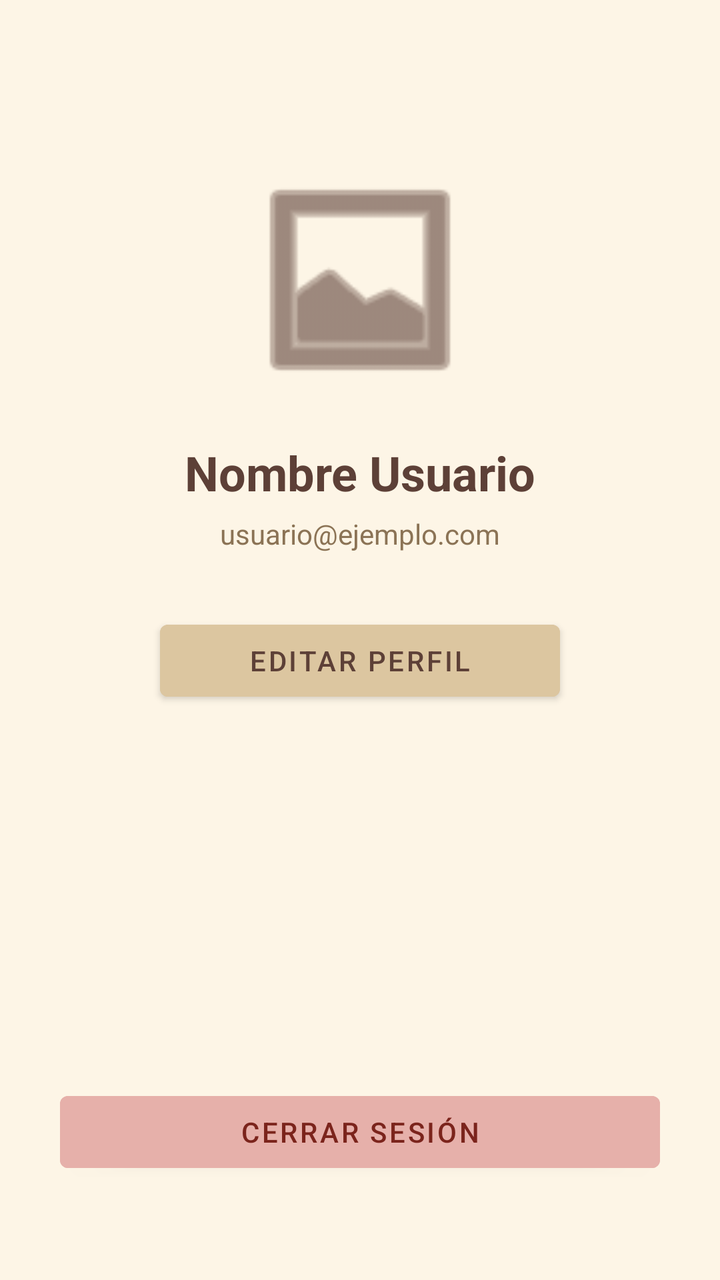
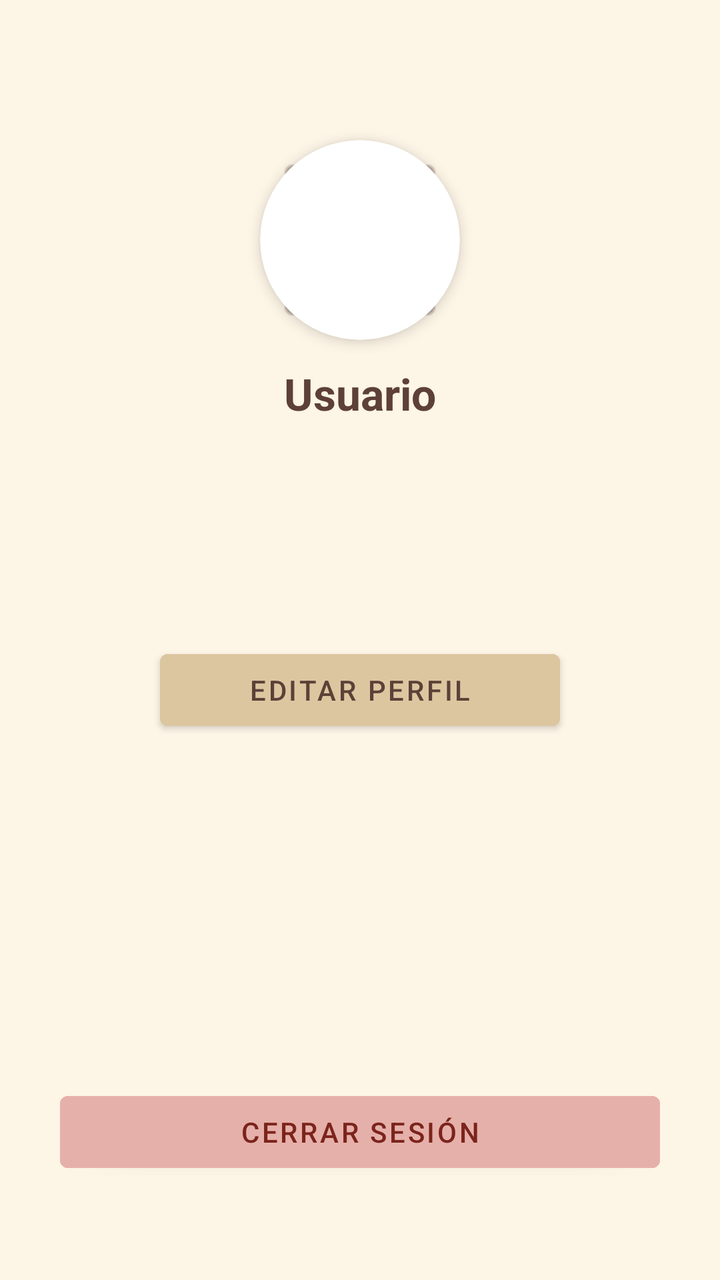

Compare the two renders of this Android layout. The source of the first and the diff that turns it into the second are given below.
<!-- AndroidManifest.xml: application theme Theme.TFG_2025 -->
<!-- res/layout/fragment_perfil.xml -->
<?xml version="1.0" encoding="utf-8"?>
<androidx.constraintlayout.widget.ConstraintLayout
    xmlns:android="http://schemas.android.com/apk/res/android"
    xmlns:app="http://schemas.android.com/apk/res-auto"
    android:layout_width="match_parent"
    android:layout_height="match_parent"
    android:background="#FDF5E6"
    android:padding="30dp">

    <ImageView
        android:id="@+id/img_perfil_avatar"
        android:layout_width="120dp"
        android:layout_height="120dp"
        android:layout_marginTop="50dp"
        android:src="@android:drawable/ic_menu_gallery"
        app:layout_constraintEnd_toEndOf="parent"
        app:layout_constraintStart_toStartOf="parent"
        app:layout_constraintTop_toTopOf="parent"
        app:tint="#5D4037" />

    <TextView
        android:id="@+id/nombre_usuario"
        android:layout_width="wrap_content"
        android:layout_height="wrap_content"
        android:layout_marginTop="20dp"
        android:text="Nombre Usuario"
        android:textSize="24sp"
        android:textStyle="bold"
        android:textColor="#5D4037"
        app:layout_constraintEnd_toEndOf="parent"
        app:layout_constraintStart_toStartOf="parent"
        app:layout_constraintTop_toBottomOf="@id/img_perfil_avatar" />

    <TextView
        android:id="@+id/tv_correo_perfil"
        android:layout_width="wrap_content"
        android:layout_height="wrap_content"
        android:layout_marginTop="5dp"
        android:text="usuario@ejemplo.com"
        android:textColor="#8B7355"
        app:layout_constraintEnd_toEndOf="parent"
        app:layout_constraintStart_toStartOf="parent"
        app:layout_constraintTop_toBottomOf="@id/nombre_usuario" />

    <Button
        android:id="@+id/boton_editar_perfil"
        android:layout_width="200dp"
        android:layout_height="wrap_content"
        android:layout_marginTop="30dp"
        android:backgroundTint="#DCC6A0"
        android:text="EDITAR PERFIL"
        android:textColor="#5D4037"
        app:layout_constraintEnd_toEndOf="parent"
        app:layout_constraintStart_toStartOf="parent"
        app:layout_constraintTop_toBottomOf="@id/tv_correo_perfil" />

    <Button
        android:id="@+id/boton_cerrar_sesion"
        android:layout_width="match_parent"
        android:layout_height="wrap_content"
        android:layout_marginBottom="20dp"
        android:backgroundTint="#E6B0AA"
        android:text="CERRAR SESIÓN"
        android:textColor="#7B241C"
        app:layout_constraintBottom_toBottomOf="parent"
        app:layout_constraintEnd_toEndOf="parent"
        app:layout_constraintStart_toStartOf="parent" />

</androidx.constraintlayout.widget.ConstraintLayout>
<!-- resources referenced by this layout -->
<resources>
  <style name="Theme.TFG_2025" parent="Theme.MaterialComponents.Light.NoActionBar">
          <item name="colorPrimary">@color/boton_primario</item>
          <item name="android:windowBackground">@color/fondo_crema</item>
          <item name="android:statusBarColor">@color/fondo_crema</item>
          <item name="android:windowLightStatusBar">true</item>
      </style>
  <color name="boton_primario">#8D6E63</color>
  <color name="fondo_crema">#F5F5DC</color>
</resources>

<!-- the commit's change to res/layout/fragment_perfil.xml (unified diff, before → after) -->
@@ -7,24 +7,37 @@
     android:background="#FDF5E6"
     android:padding="30dp">
 
+    <androidx.cardview.widget.CardView
+        android:id="@+id/card_perfil_avatar"
+        android:layout_width="100dp"
+        android:layout_height="100dp"
+        android:layout_marginTop="40dp"
+        app:cardCornerRadius="50dp"
+        app:cardElevation="4dp"
+        app:layout_constraintEnd_toEndOf="parent"
+        app:layout_constraintStart_toStartOf="parent"
+        app:layout_constraintTop_toTopOf="parent">
+    </androidx.cardview.widget.CardView>
+
+
     <ImageView
         android:id="@+id/img_perfil_avatar"
-        android:layout_width="120dp"
-        android:layout_height="120dp"
-        android:layout_marginTop="50dp"
+        android:layout_width="100dp"
+        android:layout_height="100dp"
+        android:layout_marginTop="40dp"
         android:src="@android:drawable/ic_menu_gallery"
+        app:tint="#5D4037"
         app:layout_constraintEnd_toEndOf="parent"
         app:layout_constraintStart_toStartOf="parent"
-        app:layout_constraintTop_toTopOf="parent"
-        app:tint="#5D4037" />
+        app:layout_constraintTop_toTopOf="parent" />
 
     <TextView
         android:id="@+id/nombre_usuario"
         android:layout_width="wrap_content"
         android:layout_height="wrap_content"
-        android:layout_marginTop="20dp"
-        android:text="Nombre Usuario"
-        android:textSize="24sp"
+        android:layout_marginTop="12dp"
+        android:text="Usuario"
+        android:textSize="22sp"
         android:textStyle="bold"
         android:textColor="#5D4037"
         app:layout_constraintEnd_toEndOf="parent"
@@ -35,24 +48,48 @@
         android:id="@+id/tv_correo_perfil"
         android:layout_width="wrap_content"
         android:layout_height="wrap_content"
-        android:layout_marginTop="5dp"
-        android:text="usuario@ejemplo.com"
+        android:layout_marginTop="6dp"
         android:textColor="#8B7355"
+        android:textSize="14sp"
         app:layout_constraintEnd_toEndOf="parent"
         app:layout_constraintStart_toStartOf="parent"
         app:layout_constraintTop_toBottomOf="@id/nombre_usuario" />
+
+    <TextView
+        android:id="@+id/tv_bio_perfil"
+        android:layout_width="match_parent"
+        android:layout_height="wrap_content"
+        android:layout_marginTop="16dp"
+        android:gravity="center"
+        android:textColor="#8B7355"
+        android:textSize="14sp"
+        app:layout_constraintEnd_toEndOf="parent"
+        app:layout_constraintStart_toStartOf="parent"
+        app:layout_constraintTop_toBottomOf="@id/tv_correo_perfil" />
+
+    <TextView
+        android:id="@+id/tv_web_perfil"
+        android:layout_width="wrap_content"
+        android:layout_height="wrap_content"
+        android:layout_marginTop="8dp"
+        android:textColor="#5D4037"
+        android:textSize="13sp"
+        android:textStyle="italic"
+        app:layout_constraintEnd_toEndOf="parent"
+        app:layout_constraintStart_toStartOf="parent"
+        app:layout_constraintTop_toBottomOf="@id/tv_bio_perfil" />
 
     <Button
         android:id="@+id/boton_editar_perfil"
         android:layout_width="200dp"
         android:layout_height="wrap_content"
-        android:layout_marginTop="30dp"
+        android:layout_marginTop="24dp"
         android:backgroundTint="#DCC6A0"
         android:text="EDITAR PERFIL"
         android:textColor="#5D4037"
         app:layout_constraintEnd_toEndOf="parent"
         app:layout_constraintStart_toStartOf="parent"
-        app:layout_constraintTop_toBottomOf="@id/tv_correo_perfil" />
+        app:layout_constraintTop_toBottomOf="@id/tv_web_perfil" />
 
     <Button
         android:id="@+id/boton_cerrar_sesion"
